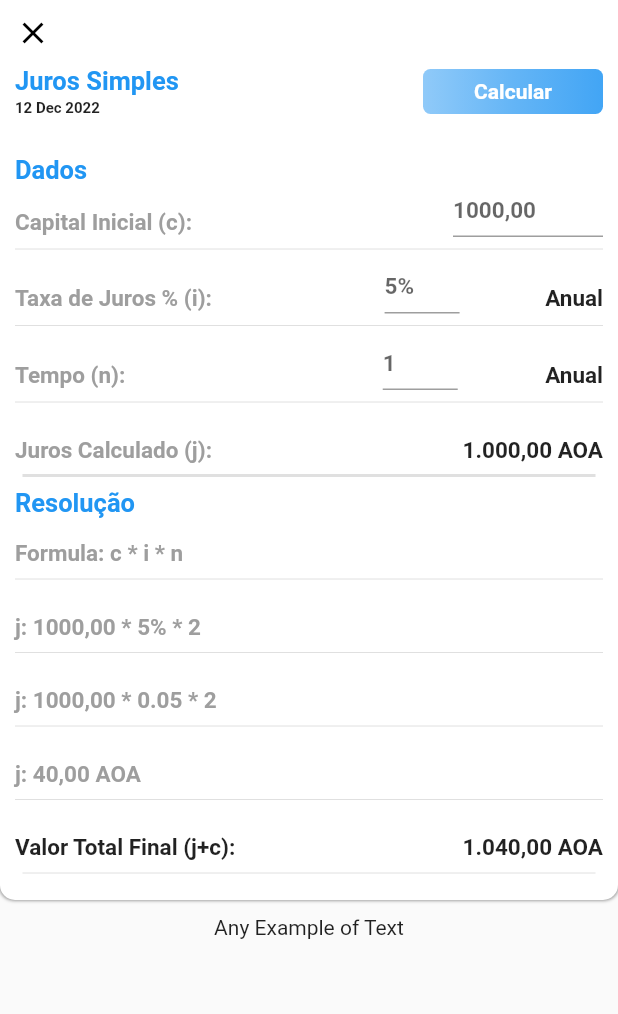
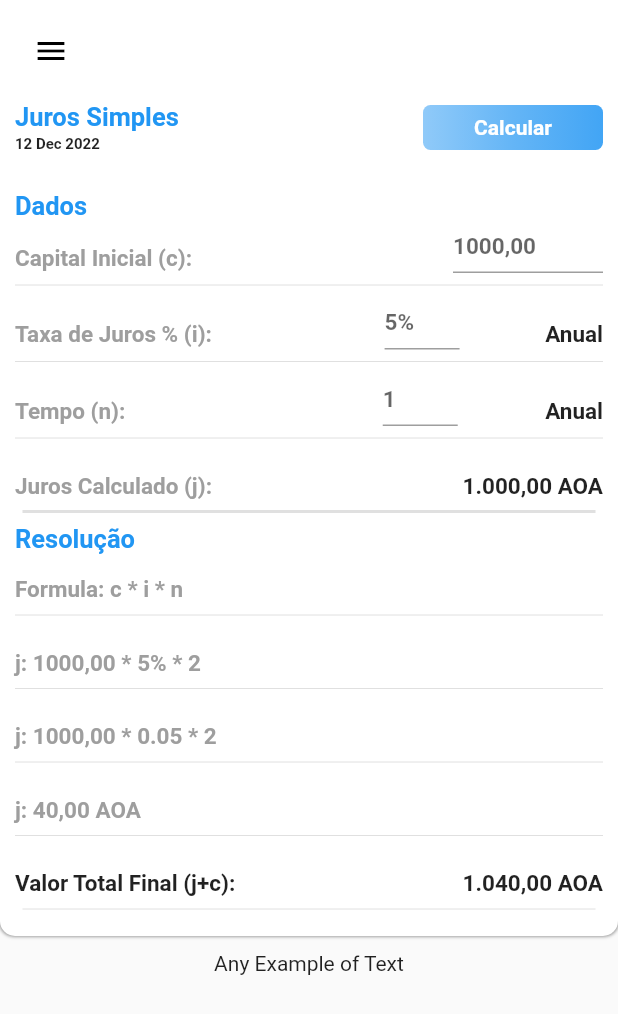
Before and after one commit to eliezerantonio/my_challenges, a Flutter app: the SimpleInterest screen opened directly, on a phone screen of 412 x 824 dp. Shown: the top 1014 px of the screen. Run offline on Flutter 3.47's test engine with Material 2 defaults, Android fonts, the phone set to English and light mode, and no system bars; our stand-ins replace rive; missing offline and left inert: flutter_animator.

Commit message:
clean navigation

```diff
--- a/lib/main.dart
+++ b/lib/main.dart
@@ -1,5 +1,6 @@
 import 'package:flutter/material.dart';
-import 'package:mini_contabil_v2/simple_interest.dart';
+import 'package:mini_contabil_v2/consts.dart';
+import 'package:mini_contabil_v2/routes.dart';
 
 void main() {
   runApp(const MyApp());
@@ -14,7 +15,8 @@ class MyApp extends StatelessWidget {
       theme: ThemeData(
         primarySwatch: Colors.blue,
       ),
-      home:  SimpleInterest(),
+      initialRoute: homeRoute,
+      onGenerateRoute: RouteGenerator.generateRoute,
     );
   }
 }
--- a/lib/routes.dart
+++ b/lib/routes.dart
@@ -3,12 +3,13 @@ import 'package:mini_contabil_v2/consts.dart';
 import 'package:mini_contabil_v2/home_page.dart';
 import 'package:mini_contabil_v2/simple_interest.dart';
 
-Route<dynamic> generateRoute(RouteSettings settings) {
+class RouteGenerator {
+  static Route<dynamic> generateRoute(RouteSettings settings) {
     switch (settings.name) {
       case homeRoute:
         return MaterialPageRoute(builder: (_) => const HomePage());
       case simpleInterest:
-      return MaterialPageRoute(builder: (_) => SimpleInterest());
+        return MaterialPageRoute(builder: (_) => const SimpleInterest());
       default:
         return MaterialPageRoute(
             builder: (_) => Scaffold(
@@ -17,3 +18,4 @@ Route<dynamic> generateRoute(RouteSettings settings) {
                 ));
     }
   }
+}
--- a/lib/simple_interest.dart
+++ b/lib/simple_interest.dart
@@ -1,4 +1,5 @@
 import 'package:flutter/material.dart';
+import 'package:mini_contabil_v2/widget/custom_drawer.dart';
 
 class SimpleInterest extends StatefulWidget {
   const SimpleInterest({
@@ -10,12 +11,15 @@ class SimpleInterest extends StatefulWidget {
 }
 
 class _SimpleInterestState extends State<SimpleInterest> {
+  final _scaffoldKey = GlobalKey<ScaffoldState>();
   TextEditingController timeController = TextEditingController();
   TextEditingController capitalController = TextEditingController();
   TextEditingController taxController = TextEditingController();
   @override
   Widget build(BuildContext context) {
     return Scaffold(
+      key: _scaffoldKey,
+      drawer: const CustomDrawer(),
       backgroundColor: const Color.fromARGB(255, 250, 250, 250),
       body: SafeArea(
         child: Align(
@@ -47,12 +51,13 @@ class _SimpleInterestState extends State<SimpleInterest> {
                       children: [
                         Row(
                           mainAxisAlignment: MainAxisAlignment.spaceBetween,
-                          children: const [
-                            Icon(
-                              Icons.close,
-                              color: Colors.black,
+                          children: [
+                            IconButton(
+                              icon: const Icon(Icons.menu, color: Colors.black),
+                              onPressed: () {
+                                _scaffoldKey.currentState!.openDrawer();
+                              },
                             ),
-                            //CircleAvatar(backgroundColor: Colors.red)
                           ],
                         ),
                         const SizedBox(height: 10.0),
--- a/lib/widget/custom_drawer.dart
+++ b/lib/widget/custom_drawer.dart
@@ -28,7 +28,7 @@ class CustomDrawer extends StatelessWidget {
             const Divider(),
             ListTile(
               onTap: () {
-                Navigator.pushNamed(context, simpleInterest);
+                Navigator.pushReplacementNamed(context, homeRoute);
               },
               leading: const Icon(Icons.person),
               hoverColor: Colors.grey,
```
Lines whose indentation alone changed are shown as unchanged.
